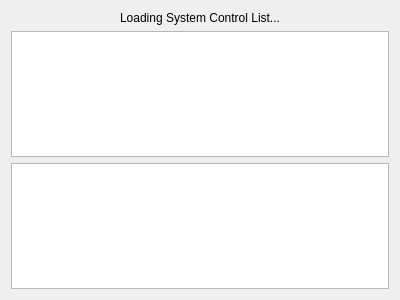
Above: src-qt5/gui_client/pages/page_sysctl.ui from trueos/sysadm-ui-qt before the change. Below: the same form after it.
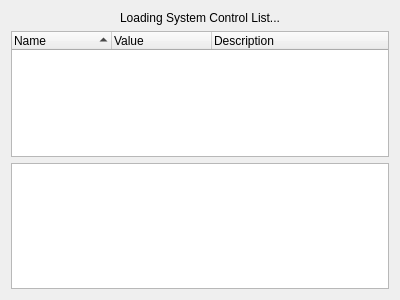
That is the form after the change.

Commit message: Update the sysctl page to accomodate the new return format with all the extra information (backwards compatible with the old format)

```diff
--- a/src-qt5/gui_client/pages/page_sysctl.ui
+++ b/src-qt5/gui_client/pages/page_sysctl.ui
@@ -39,11 +39,27 @@
       <bool>true</bool>
      </property>
      <property name="headerHidden">
+      <bool>false</bool>
+     </property>
+     <property name="columnCount">
+      <number>3</number>
+     </property>
+     <attribute name="headerVisible">
       <bool>true</bool>
-     </property>
+     </attribute>
      <column>
       <property name="text">
-       <string notr="true">1</string>
+       <string notr="true">Name</string>
+      </property>
+     </column>
+     <column>
+      <property name="text">
+       <string>Value</string>
+      </property>
+     </column>
+     <column>
+      <property name="text">
+       <string>Description</string>
       </property>
      </column>
     </widget>
```
The commit also changes 1 other file.
